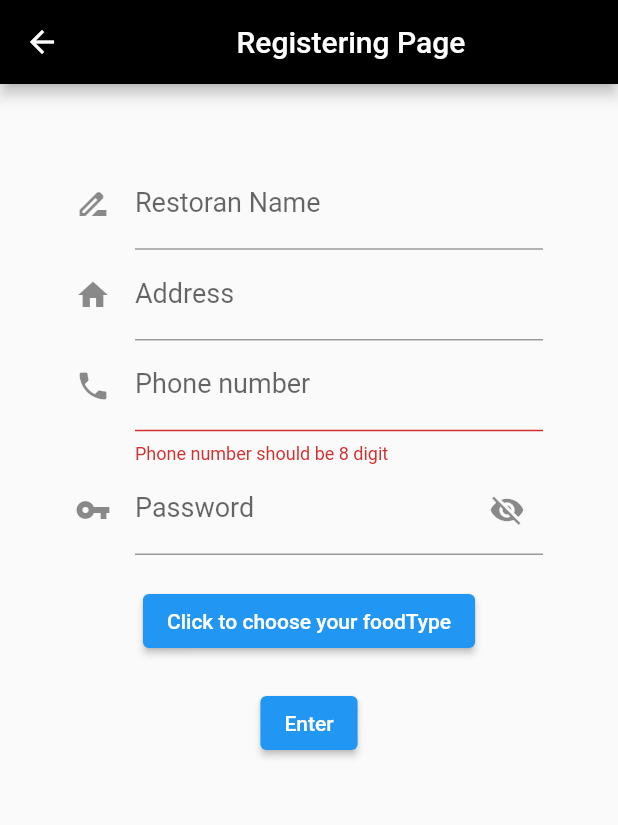
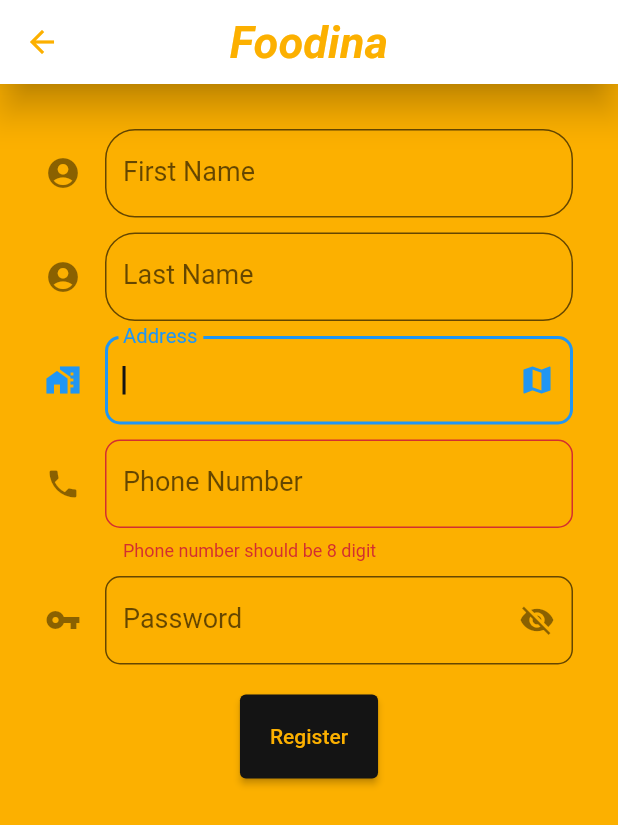
Before and after one commit to seyed-mostafa/customer_app, a Flutter app: the RegisteringPage screen opened directly with empty values, on a phone screen of 412 x 824 dp. Shown: the top 825 px of the screen. Run offline on Flutter 3.47's test engine with Material 2 defaults, Android fonts, the light colour scheme and no system bars; our stand-ins replace google_maps_flutter.

Commit message:
صفحه ثبت نام بهتر شد.

```diff
--- a/lib/Pages/RegisteringPage.dart
+++ b/lib/Pages/RegisteringPage.dart
@@ -1,15 +1,17 @@
 
 import 'package:customer_app/Objects/Customer.dart';
+import 'package:customer_app/Objects/theme.dart';
+import 'package:customer_app/appBar.dart';
 import 'package:flutter/material.dart';
-import 'package:customer_app/Objects/Restaurant.dart';
 import 'EnteringPage.dart';
 import '../MultiChoice.dart';
 import 'dart:io';
 
 class RegisteringPage extends StatefulWidget {
 
-  List<Customer> customers ;
-  RegisteringPage(this.customers);
+  Function change;
+
+  RegisteringPage(this.change);
 
   @override
   _RegisteringPageState createState() => _RegisteringPageState();
@@ -22,7 +24,7 @@
   String password = "123";
   String phoneNumber = "456";
   String inputPhoneNumber = '', inputPassword = '',
-      inputName = '', inputAddress = '';
+      _inputFirstName = '', _inputLastName = '', inputAddress = '';
   bool validUser = false;
   bool hidden = true;
   List<String> foodType = [];
@@ -51,31 +53,103 @@
   Widget build(BuildContext context) {
 
     return Scaffold(
-        appBar: AppBar(
-          title: Center(child: Text("Registering Page")),
-        ),
+        backgroundColor: theme.yellow,
+        appBar: appBar(),
         body: SingleChildScrollView(
           child: Container(
-            padding: EdgeInsets.all(50),
+            padding: EdgeInsets.all(30),
             child: Form(
               key: _formKey,
               child: Column(
                 children: [
+
+                  //firs name
                   TextFormField(
+                    cursorColor: theme.black,
+                    style: TextStyle(color: Colors.white),
+                    decoration: InputDecoration(
+                        border: new OutlineInputBorder(
+                          borderRadius: const BorderRadius.all(
+                            const Radius.circular(20),
+                          ),
+                          borderSide: new BorderSide(
+                            color: theme.black,
+                            width: 1.0,
+                          ),
+                        ),
+                        fillColor: theme.yellow,
+                        filled: true,
+                        icon: Icon(Icons.account_circle),
+                        labelText: "First Name",
+                        labelStyle: TextStyle(fontSize: 18,)
+                    ),
                     validator: (String value){
                       if(value.isEmpty){
-                        return "Name cannot be empty";
+                        return "First Name cannot be empty";
                       }
                       return null;
                     },
-                    onSaved: (String value) => inputName = value,
+                    onSaved: (String value) => _inputFirstName = value,
+                  ),
+                  SizedBox(height: 10,),
+
+                  //last name
+                  TextFormField(
+                    cursorColor: theme.black,
+                    style: TextStyle(color: Colors.white),
                     decoration: InputDecoration(
-                        icon: Icon(Icons.drive_file_rename_outline),
-                        labelText: "Restoran Name",
+                        border: new OutlineInputBorder(
+                          borderRadius: const BorderRadius.all(
+                            const Radius.circular(20),
+                          ),
+                          borderSide: new BorderSide(
+                            color: theme.black,
+                            width: 1.0,
+                          ),
+                        ),
+                        fillColor: theme.yellow,
+                        filled: true,
+                        icon: Icon(Icons.account_circle),
+                        labelText: "Last Name",
                         labelStyle: TextStyle(fontSize: 18,)
                     ),
+                    validator: (String value){
+                      if(value.isEmpty){
+                        return "Last Name cannot be empty";
+                      }
+                      return null;
+                    },
+                    onSaved: (String value) => _inputLastName = value,
                   ),
+                  SizedBox(height: 10,),
+
+                  //Address
                   TextFormField(
+                    cursorColor: theme.black,
+                    autofocus: true,
+                    style: TextStyle(color: Colors.white),
+                    decoration: InputDecoration(
+                        suffixIcon: IconButton(
+                          icon: Icon(Icons.map),
+                          onPressed: (){
+                            //Navigator.push(context, MaterialPageRoute(builder: (context) => Map()));
+                          },
+                        ),
+                        border: new OutlineInputBorder(
+                          borderRadius: const BorderRadius.all(
+                            const Radius.circular(10),
+                          ),
+                          borderSide: new BorderSide(
+                            color: theme.black,
+                            width: 1.0,
+                          ),
+                        ),
+                        fillColor: theme.yellow,
+                        filled: true,
+                        icon: Icon(Icons.home_work),
+                        labelText: "Address",
+                        labelStyle: TextStyle(fontSize: 18,)
+                    ),
                     validator: (String value){
                       if(value.isEmpty){
                         return "Address cannot be empty";
@@ -83,14 +157,31 @@
                       return null;
                     },
                     onSaved: (String value) => inputAddress = value,
+                  ),
+                  SizedBox(height: 10,),
+
+                  //Phone number
+                  TextFormField(
+                    cursorColor: theme.black,
+                    autofocus: true,
+                    style: TextStyle(color: Colors.white),
+                    autovalidate: true,
                     decoration: InputDecoration(
-                        icon: Icon(Icons.home),
-                        labelText: "Address",
+                        border: new OutlineInputBorder(
+                          borderRadius: const BorderRadius.all(
+                            const Radius.circular(10),
+                          ),
+                          borderSide: new BorderSide(
+                            color: theme.black,
+                            width: 1.0,
+                          ),
+                        ),
+                        fillColor: theme.yellow,
+                        filled: true,
+                        icon: Icon(Icons.phone),
+                        labelText: "Phone Number",
                         labelStyle: TextStyle(fontSize: 18,)
                     ),
-                  ),
-                  TextFormField(
-                    autovalidate: true,
                     validator: (String value){
                       if(value.length != 8 ||
                           !isInteger(value) ||
@@ -100,14 +191,40 @@
                       return null;
                     },
                     onSaved: (String value) => inputPhoneNumber = value,
+                  ),
+                  SizedBox(height: 10,),
+
+                  //Password
+                  TextFormField(
+                    cursorColor: theme.black,
+                    autofocus: true,
+                    style: TextStyle(color: Colors.white),
+                    obscureText: hidden,
                     decoration: InputDecoration(
-                        icon: Icon(Icons.phone),
-                        labelText: "Phone number",
+                        suffixIcon: IconButton(
+                          icon: Icon(
+                              !hidden?Icons.visibility:Icons.visibility_off
+                          ),
+                          onPressed: (){
+                            hidden = !hidden;
+                            setState(() {});
+                          },
+                        ),
+                        border: new OutlineInputBorder(
+                          borderRadius: const BorderRadius.all(
+                            const Radius.circular(10),
+                          ),
+                          borderSide: new BorderSide(
+                            color: theme.black,
+                            width: 1.0,
+                          ),
+                        ),
+                        fillColor: theme.yellow,
+                        filled: true,
+                        icon: Icon(Icons.vpn_key),
+                        labelText: "Password",
                         labelStyle: TextStyle(fontSize: 18,)
                     ),
-                  ),
-                  TextFormField(
-                    obscureText: hidden,
                     onChanged: (String value){
                       password = value;
                       setState(() {
@@ -120,58 +237,29 @@
                       }
                       return null;
                     },
-                    decoration: InputDecoration(
-                      suffixIcon: IconButton(
-                        icon: Icon(
-                            !hidden?Icons.visibility:Icons.visibility_off
-                        ),
-                        onPressed: (){
-                          hidden = !hidden;
-                          setState(() {});
-                        },
-                      ),
-                      icon: Icon(Icons.vpn_key_sharp),
-                      labelText: "Password",
-                      labelStyle: TextStyle(fontSize: 18,),
-                    ),
                   ),
                   SizedBox(height: 20,),
+
                   ElevatedButton(
-                      child: Text("Click to choose your foodType"),
-                      onPressed: () async {
-                        foodType = await showDialog(
-                            context: context,
-                            builder: (_) => MultiSelectDialog(
-                                question: Text('Select Your FoodType :'),
-                                answers: [
-                                  'traditional',
-                                  'Chocolate',
-                                  'Ice cream',
-                                  'juice',
-                                  'drinking'
-                                ])
-                            )??[];
-                        print(foodType);
-                      },
-                  ),
-                  SizedBox(height: 20,),
-                  ElevatedButton(
+                    style: ElevatedButton.styleFrom(
+                        onPrimary: theme.yellow,
+                        primary: theme.black,
+                        padding: EdgeInsets.all(20)
+                    ),
                     onPressed: () async {
                       if(_formKey.currentState.validate()) {
                         _formKey.currentState.save();
-                        print(inputName);
+                        print(_inputFirstName);
+                        print(_inputLastName);
                         print(inputAddress);
                         print(inputPhoneNumber);
                         print(inputPassword);
-
-                        Navigator.push(
-                          context,
-                          MaterialPageRoute(builder: (context) => EnteringPage(widget.customers)),
-                        );
+                        widget.change(Customer(_inputFirstName,_inputLastName,inputPhoneNumber,inputPassword));
+                        Navigator.pop(context,);
                       }
                       setState(() {});
                     },
-                    child: Text("Enter"),
+                    child: Text("Register"),
                   ),
                 ],
               ),
--- a/lib/SplashScreen.dart
+++ b/lib/SplashScreen.dart
@@ -13,7 +13,7 @@
 
 class _SplashScreenState extends State<SplashScreen> {
 
-  bool EnteredUser = true;
+  bool EnteredUser = false;
   @override
   void initState() {
 
```
Also changed, not shown: lib/EditProfile.dart (+4 -7 lines), lib/Pages/EnteringPage.dart (+11 -23 lines), lib/Pages/ProfilePage.dart (+63 -18 lines), lib/Rigestering.dart (deleted, +0 -182 lines).
